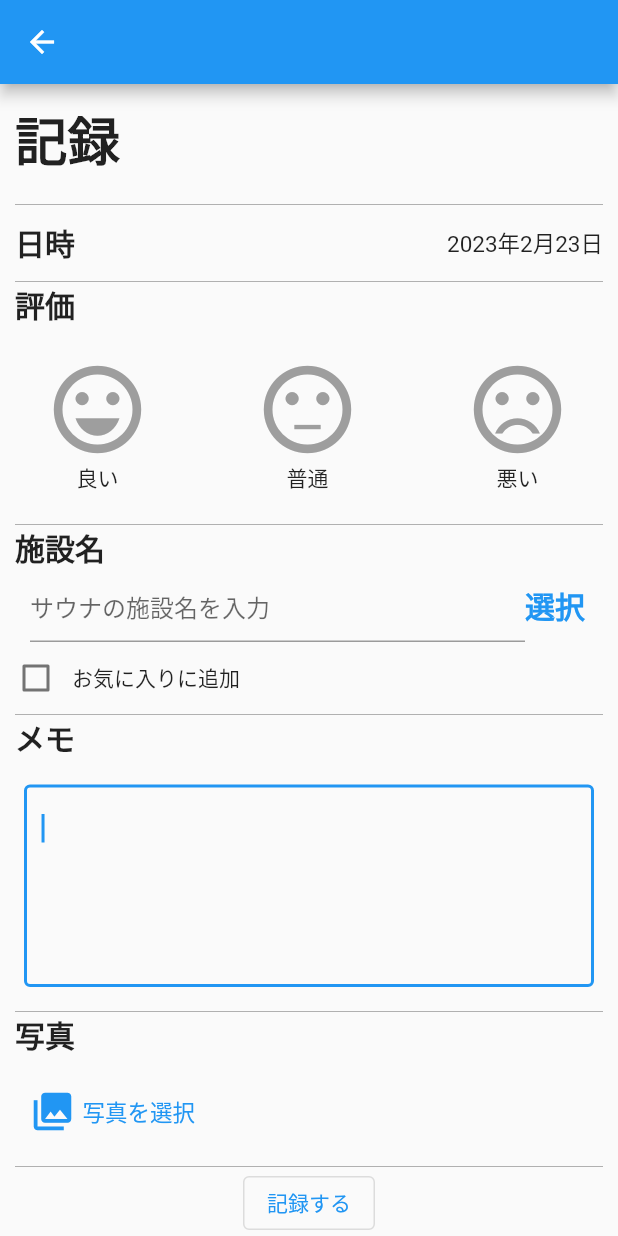
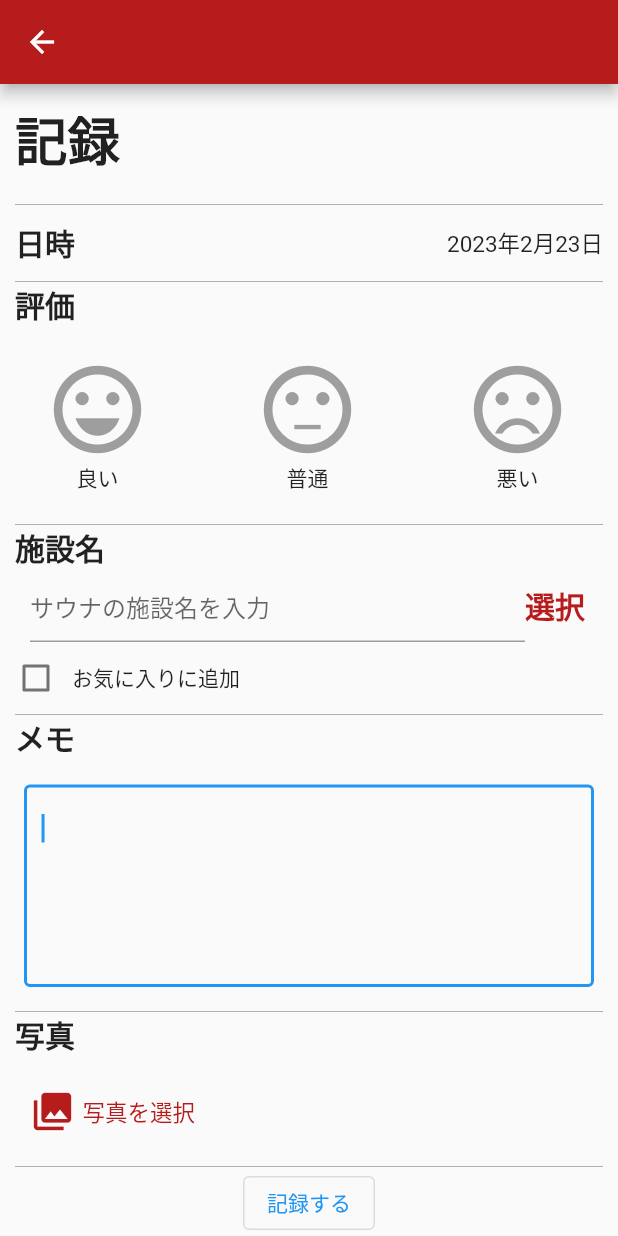
Before and after one commit to shinichi-46/sauna_app, a Flutter app: the TabContainer screen opened by its route, after a tap on the "add" icon, on a phone screen of 412 x 824 dp. Run offline on Flutter 3.47's test engine with Material 2 defaults, Android fonts, the phone set to English and light mode, and no system bars; our stand-ins replace cloud_firestore, firebase_auth, firebase_core, firebase_storage, flutter_riverpod, google_sign_in and 3 more; accounts and stored records are empty.

```diff
--- a/lib/view/pages/account/again_edit_account_page.dart
+++ b/lib/view/pages/account/again_edit_account_page.dart
@@ -49,6 +49,7 @@ class _AgainEditAccountPageState extends ConsumerState<AgainEditAccountPage> {
   Widget build(BuildContext context) {
     return Scaffold(
         appBar: AppBar(
+          backgroundColor: Colors.red[900],
           leading: BackButton(
             onPressed: () async {
               if (image != null) {
--- a/lib/view/pages/post/create_post_page.dart
+++ b/lib/view/pages/post/create_post_page.dart
@@ -49,6 +49,7 @@ class _CreatePostPageState extends ConsumerState<CreatePostPage> {
         onTap: focusNode.requestFocus,
           child: Scaffold(
           appBar: AppBar(
+            backgroundColor: Colors.red[900],
           ),
           body: SingleChildScrollView(
             child: Column(
@@ -219,11 +220,10 @@ class _CreatePostPageState extends ConsumerState<CreatePostPage> {
                         ),
                       ),
                       GestureDetector(
-                        child: const Text(
+                        child: Text(
                             '選択',
                           style: TextStyle(
-                              fontSize: 20,fontWeight: FontWeight.bold,
-                            color: Colors.blue,
+                              fontSize: 20,fontWeight: FontWeight.bold, color: Colors.red[900],
                           ),),
                           onTapDown: (details) {
                             if (ref.watch(accountNotifierProvider).favoritePlaceList!.isEmpty) {
@@ -265,7 +265,7 @@ class _CreatePostPageState extends ConsumerState<CreatePostPage> {
                                 children: [
                                   Checkbox(
                                     checkColor: Colors.white,
-                                    activeColor: Colors.blue,
+                                    activeColor: Colors.red[900],
                                     value: _flag,
                                     onChanged: (bool? e) {
                                       _flag = e!;
@@ -285,7 +285,7 @@ class _CreatePostPageState extends ConsumerState<CreatePostPage> {
                             children: [
                               Checkbox(
                                 checkColor: Colors.white,
-                                activeColor: Colors.blue,
+                                activeColor: Colors.red[900],
                                 value: _flag,
                                 onChanged: (bool? e) {
                                   _flag = e!;
@@ -351,11 +351,11 @@ class _CreatePostPageState extends ConsumerState<CreatePostPage> {
                         }
                       },
                       child: Row(
-                        children: const [
+                        children: [
                           Icon(
                             Icons.collections,
                             size: 30,
-                            color: Colors.blue,
+                            color: Colors.red[900],
                           ),
                           Padding(
                             padding: EdgeInsets.all(5.0),
@@ -363,7 +363,7 @@ class _CreatePostPageState extends ConsumerState<CreatePostPage> {
                               '写真を選択',
                               style: TextStyle(
                                 fontSize: 15,
-                                color: Colors.blue,
+                                color: Colors.red[900],
                               ),
                             ),
                           ),
--- a/lib/view/pages/tabs/calendar_page.dart
+++ b/lib/view/pages/tabs/calendar_page.dart
@@ -39,6 +39,7 @@ class _CalenderPageState extends ConsumerState<CalenderPage> {
     List<Post> list = ref.watch(postNotifierProvider);
     return Scaffold(
         appBar: AppBar(
+          backgroundColor: Colors.red[900],
           automaticallyImplyLeading: false,
         ),
         endDrawer: CustomDrawer(),
--- a/lib/view/pages/tabs/tab_container.dart
+++ b/lib/view/pages/tabs/tab_container.dart
@@ -36,7 +36,7 @@ class _TabContainer extends State<TabContainer> {
               ),
             ],
             // backgroundColor: SaunaColor.primary,
-            // selectedItemColor: SaunaColor.tabSelectedText,
+            selectedItemColor: Colors.red[900],
             // unselectedItemColor: SaunaColor.tabText,
           ),
     );
--- a/lib/view/pages/tabs/timeline_page.dart
+++ b/lib/view/pages/tabs/timeline_page.dart
@@ -24,6 +24,7 @@ class _TimeLinePageState extends ConsumerState<TimeLinePage> {
   Widget build(BuildContext context) {
     return Scaffold(
         appBar: AppBar(
+          backgroundColor: Colors.red[900],
           title: Text ('タイムライン'),
           automaticallyImplyLeading: false,
         ),
--- a/lib/view/widgets/custom_drawer_widget.dart
+++ b/lib/view/widgets/custom_drawer_widget.dart
@@ -37,7 +37,7 @@ class CustomDrawer extends ConsumerWidget {
               appBar: AppBar(
                 title: const Text(''),
                 centerTitle: true,
-                // backgroundColor: SaunaPage.primary,
+                backgroundColor: Colors.red[900],
                 automaticallyImplyLeading: false,
                 leading: IconButton(
                   onPressed: () {
```
Also changed, not shown: 2 other files.
